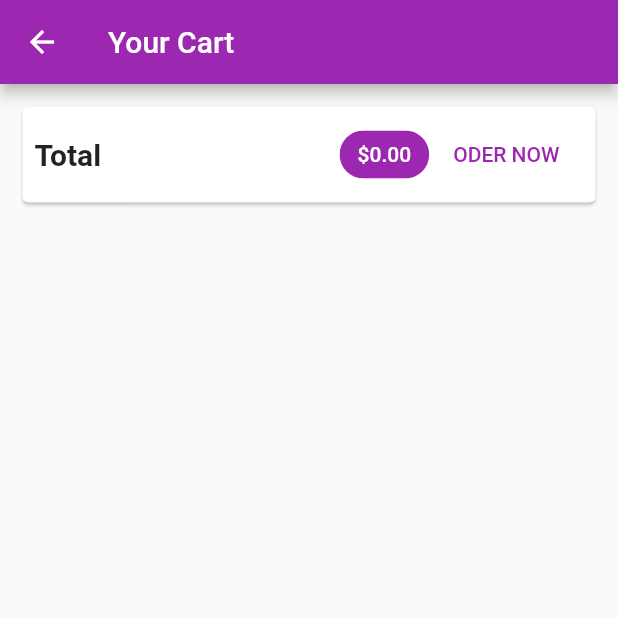
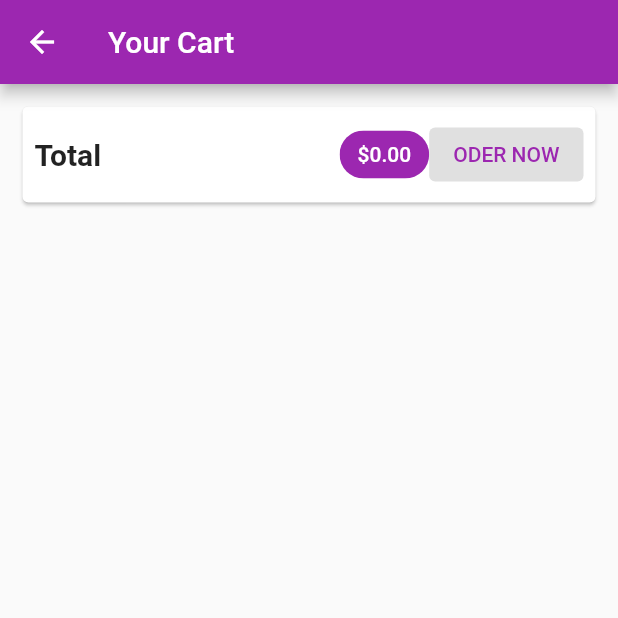
Before and after one commit to AmirBegic1/Shop_app_new, a Flutter app: the CartScreen screen opened by its route, on a phone screen of 412 x 824 dp, the top half of it. Run offline on Flutter 3.47's test engine with Material 2 defaults, Android fonts, the phone set to English and light mode, and no system bars; network calls fail.

Commit message:
edit, delete and order functions implemented

```diff
--- a/lib/screens/cart_screen.dart
+++ b/lib/screens/cart_screen.dart
@@ -38,23 +38,7 @@ class CartScreen extends StatelessWidget {
                     ),
                     backgroundColor: Theme.of(context).primaryColor,
                   ),
-                  ElevatedButton(
-                    onPressed: () {
-                      Provider.of<Orders>(context, listen: false).addOrder(
-                        cart.items.values.toList(),
-                        cart.totalAmount,
-                      );
-                      cart.clear();
-                    },
-                    child: Text(
-                      'ODER NOW',
-                      style: TextStyle(color: Colors.purple),
-                    ),
-                    style: ElevatedButton.styleFrom(
-                      backgroundColor: Colors.white,
-                      elevation: 0,
-                    ),
-                  ),
+                  OrderButton(cart: cart),
                 ],
               ),
             ),
@@ -77,3 +61,49 @@ class CartScreen extends StatelessWidget {
     );
   }
 }
+
+class OrderButton extends StatefulWidget {
+  const OrderButton({
+    super.key,
+    required this.cart,
+  });
+
+  final Cart cart;
+
+  @override
+  State<OrderButton> createState() => _OrderButtonState();
+}
+
+class _OrderButtonState extends State<OrderButton> {
+  var _isLoading = false;
+  @override
+  Widget build(BuildContext context) {
+    return ElevatedButton(
+      onPressed: (widget.cart.totalAmount <= 0 || _isLoading == true)
+          ? null
+          : () async {
+              setState(() {
+                _isLoading = true;
+              });
+              await Provider.of<Orders>(context, listen: false).addOrder(
+                widget.cart.items.values.toList(),
+                widget.cart.totalAmount,
+              );
+              setState(() {
+                _isLoading = false;
+              });
+              widget.cart.clear();
+            },
+      child: _isLoading
+          ? CircularProgressIndicator()
+          : Text(
+              'ODER NOW',
+              style: TextStyle(color: Colors.purple),
+            ),
+      style: ElevatedButton.styleFrom(
+        backgroundColor: Colors.white,
+        elevation: 0,
+      ),
+    );
+  }
+}
```
Also changed, not shown: lib/providers/orders.dart (+21 -2 lines), lib/providers/product.dart (+17 -1 lines), lib/providers/products_provider.dart (+13 -1 lines), lib/screens/edit_product_screen.dart (+11 -11 lines).
